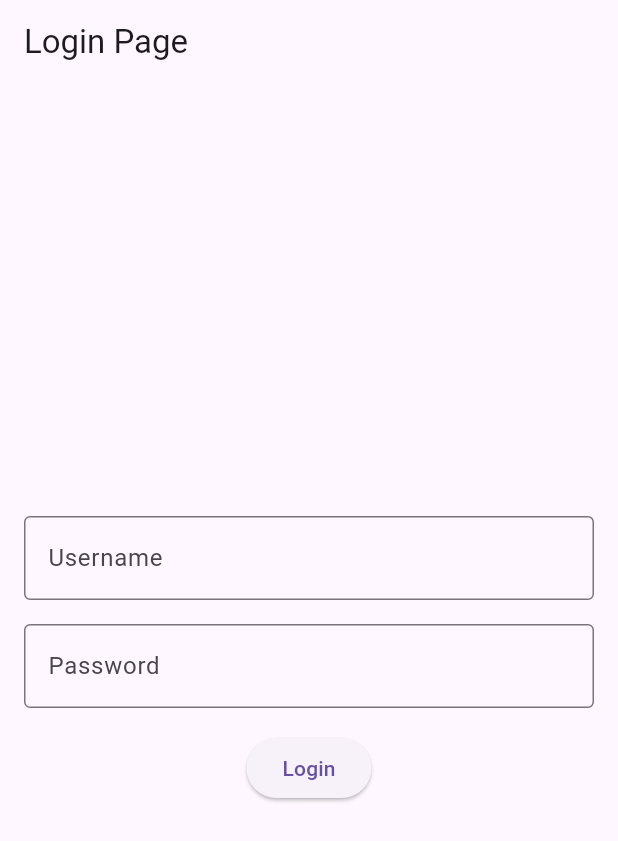
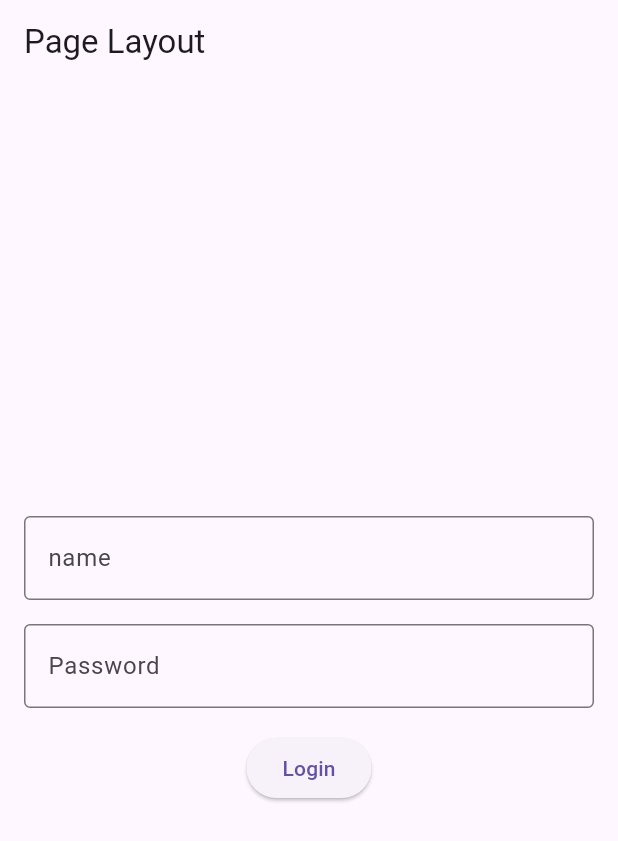
Before and after one commit to genaraashiam/psas_mobile_xipplg4, a Flutter app: the screen it shows after launch, on a phone screen of 412 x 824 dp. Shown: the top 841 px of the screen. Run offline on Flutter 3.47's test engine with Material 3 defaults, Android fonts, the light colour scheme and no system bars.

Commit message:
merubah page layout

```diff
--- a/lib/main.dart
+++ b/lib/main.dart
@@ -10,7 +10,7 @@ class MyApp extends StatelessWidget {
   @override
   Widget build(BuildContext context) {
     return MaterialApp(
-      title: 'Login Page',
+      title: 'Login page',
       theme: ThemeData(
         primarySwatch: Colors.grey,
       ),
@@ -49,7 +49,7 @@ class _LoginPageState extends State<LoginPage> {
   Widget build(BuildContext context) {
     return Scaffold(
       appBar: AppBar(
-        title: const Text('Login Page'),
+        title: const Text('Page Layout'),
       ),
       body: Padding(
         padding: const EdgeInsets.all(16.0),
@@ -59,7 +59,7 @@ class _LoginPageState extends State<LoginPage> {
             TextField(
               controller: _usernameController,
               decoration: const InputDecoration(
-                labelText: 'Username',
+                labelText: 'name',
                 border: OutlineInputBorder(),
               ),
             ),
```
